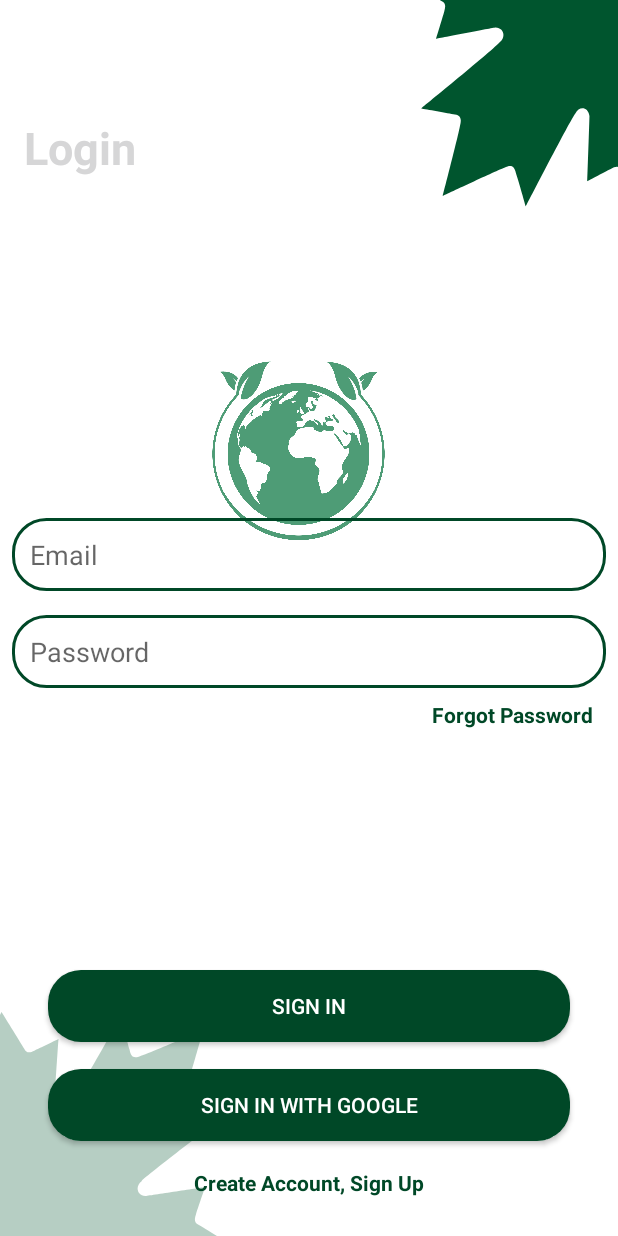
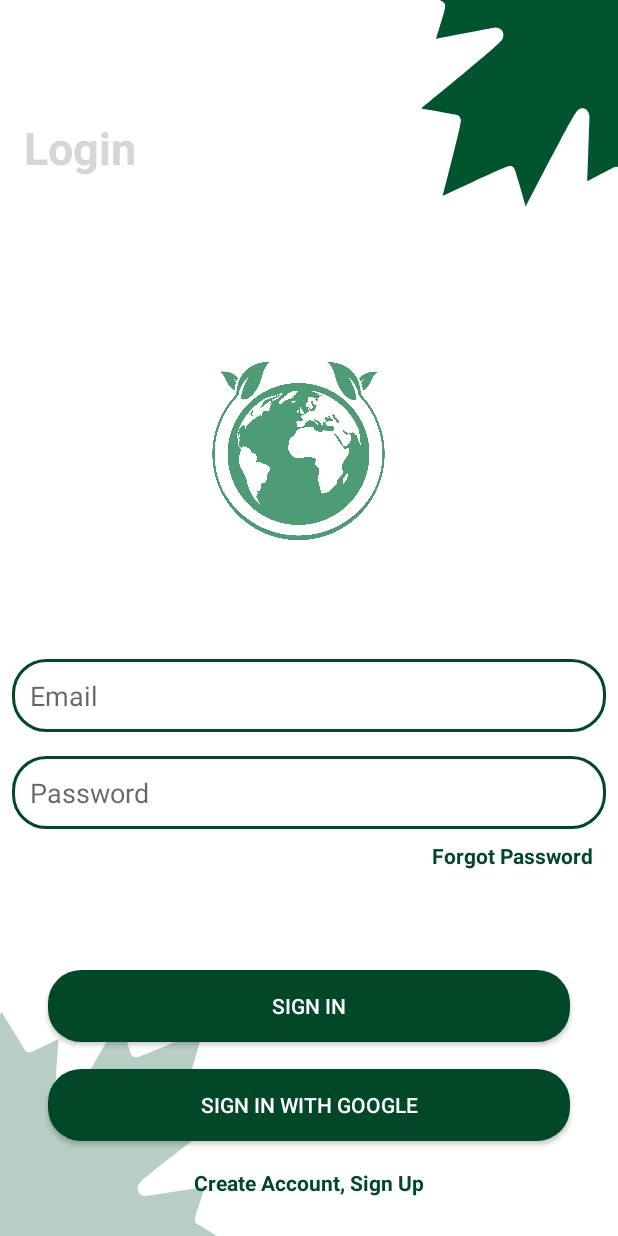
Before and after one commit to MadushankaHMA/Eco_Green-Social-Media-App, an Android app: the screen it shows after launch (ReplacerActivity), on a phone screen of 412 x 824 dp. Run offline under Robolectric (Android 15) with nearby library versions, the phone set to English and light mode, and no system bars; our stand-ins replace Firebase (no records; nobody signed in at launch, a user with empty details on screens opened directly).

Commit message:
update xml

```diff
--- a/app/src/main/res/layout/fragment_login.xml
+++ b/app/src/main/res/layout/fragment_login.xml
@@ -32,7 +32,8 @@
         android:id="@+id/ll1"
         android:layout_width="match_parent"
         android:layout_height="wrap_content"
-        android:layout_centerInParent="true"
+        android:layout_alignParentBottom="true"
+        android:layout_marginBottom="244dp"
         android:orientation="vertical">
 
         <EditText
```
